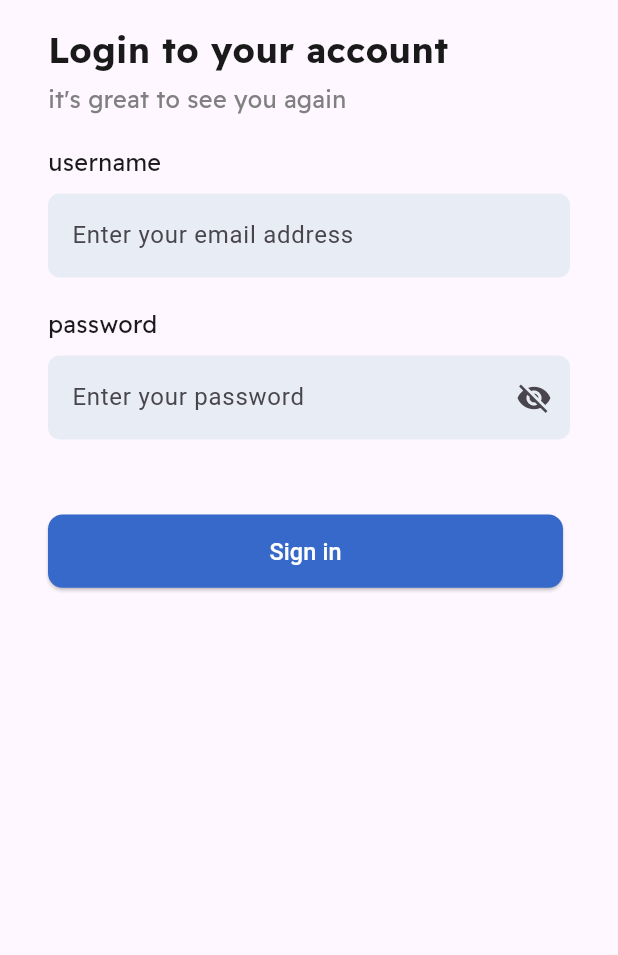
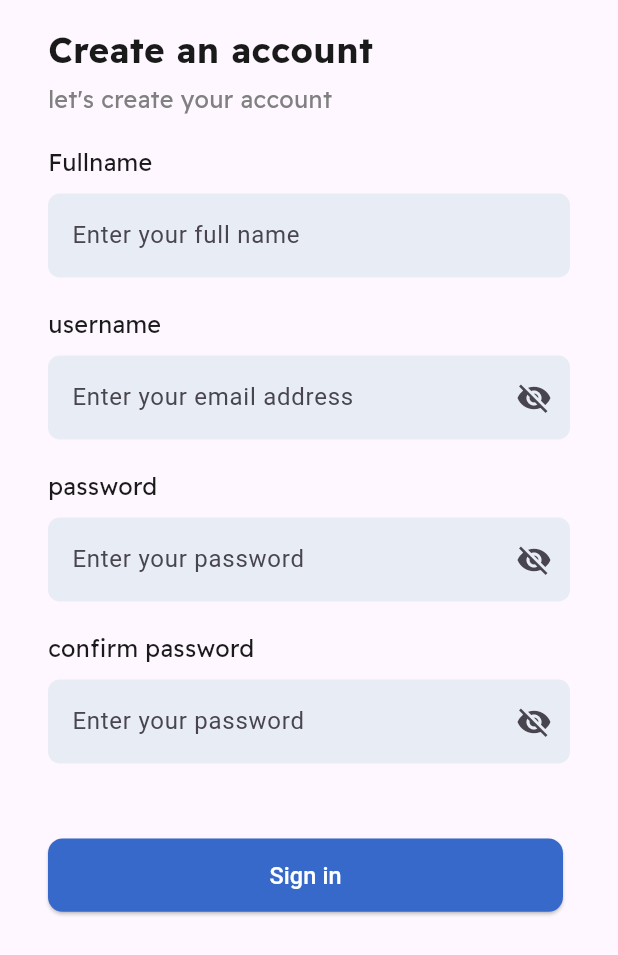
Before and after one commit to AbdoMohamed98/e_commerceapp, a Flutter app: the screen it shows after launch, on a phone screen of 412 x 824 dp. Shown: the top 955 px of the screen. Run offline on Flutter 3.47's test engine with Material 3 defaults, Android fonts, the light colour scheme and no system bars; our stand-ins replace easy_localization, flutter_screenutil, go_router.

Commit message:
finishing signupview

```diff
--- a/lib/core/navigation/router_generation_config.dart
+++ b/lib/core/navigation/router_generation_config.dart
@@ -12,7 +12,7 @@ import 'package:go_router/go_router.dart';
 
 class RouterGenerationConfig {
   static GoRouter router = GoRouter(
-    initialLocation: Approutes.loginview,
+    initialLocation: Approutes.signUpview,
     routes: [
 
       GoRoute(path: Approutes.accountview,
--- a/lib/views/sign_upview.dart
+++ b/lib/views/sign_upview.dart
@@ -1,10 +1,92 @@
+import 'package:e_commerceapp2/core/appstyle/apptextstyle.dart';
+import 'package:e_commerceapp2/core/appstyle/colors.dart';
+import 'package:e_commerceapp2/widgets/customelevatedbutton.dart';
+import 'package:e_commerceapp2/widgets/customtextfield.dart';
 import 'package:flutter/material.dart';
+import 'package:flutter_screenutil/flutter_screenutil.dart';
 
 class SignUpview extends StatelessWidget {
   const SignUpview({super.key});
 
   @override
   Widget build(BuildContext context) {
-    return const Placeholder();
+    return Scaffold(
+      body: SafeArea(
+        child: Padding(
+          padding:  EdgeInsets.only(
+            left: 16.0,
+            right: 16.0,
+
+          ),
+          child: SingleChildScrollView(
+            padding:  EdgeInsets.all(16.0),
+            child: Column(
+              crossAxisAlignment: CrossAxisAlignment.start,
+              children: [
+                SizedBox(
+                  width: 355.w,
+
+                  child: Text('Create an account', style: Apptextstyle.headlines,
+                  maxLines: 1,
+                  overflow: TextOverflow.ellipsis,
+                  )),
+                 SizedBox(height: 5),
+                Text('let\'s create your account ', style: Apptextstyle.subheadlines),
+                 SizedBox(height: 20),
+                Text('Fullname', style: Apptextstyle.bodytext),
+                 SizedBox(height: 10),
+                Customtextfield(
+
+                  customtextfieldhinttext: 'Enter your full name',
+                  onChanged: (value) {}, hintText: '',
+                ),
+                 SizedBox(height: 20),
+                Text('username', style: Apptextstyle.bodytext),
+                 SizedBox(height: 10),
+                Customtextfield(
+                  hintText: '',
+                  customtextfieldhinttext: 'Enter your email address',
+                  suffixIcon: const Icon(Icons.visibility_off),
+                  onChanged: (value) {},
+                ),
+
+
+                SizedBox(height: 20),
+                Text('password', style: Apptextstyle.bodytext),
+                 SizedBox(height: 10),
+                Customtextfield(
+                  hintText: '',
+                  customtextfieldhinttext: 'Enter your password',
+                  suffixIcon: const Icon(Icons.visibility_off),
+                  onChanged: (value) {},
+                ),
+                SizedBox(height: 20),
+                Text('confirm password', style: Apptextstyle.bodytext),
+                 SizedBox(height: 10),
+                Customtextfield(
+                  hintText: '',
+                  customtextfieldhinttext: 'Enter your password',
+                  suffixIcon: const Icon(Icons.visibility_off),
+                  onChanged: (value) {},
+                ),
+                SizedBox(height: 50),
+                Customelevatedbutton(
+                  onpressed: () {
+                    // Handle login action
+                  },
+                  buttontext: 'Sign in',
+                  buttontextcolor:  Color(0xffFFFFFF),
+                  buttoncolor: Appcolors.appprimarycolor,
+                  buttonhight: 50.h,
+                  buttonwidth: 325.w,
+                  buttonborderradius: 10.r,
+                ),
+
+              ],
+            ),
+          ),
+        ),
+      ),
+    );
   }
 }
```
Also changed, not shown: lib/views/addressview.dart (+63 -1 lines).
